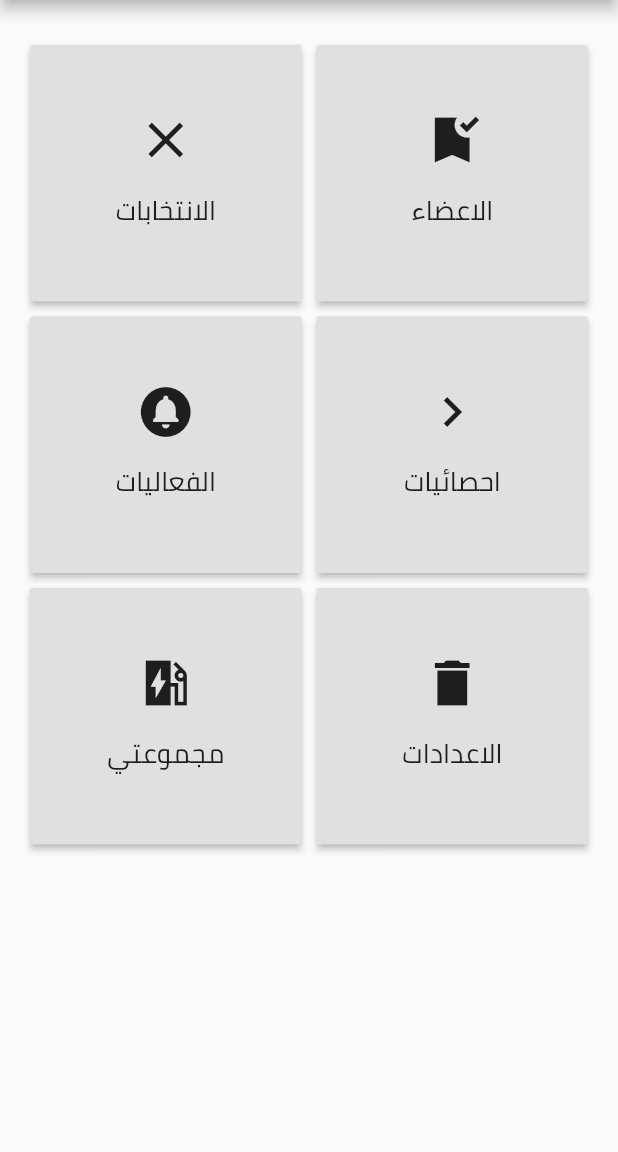
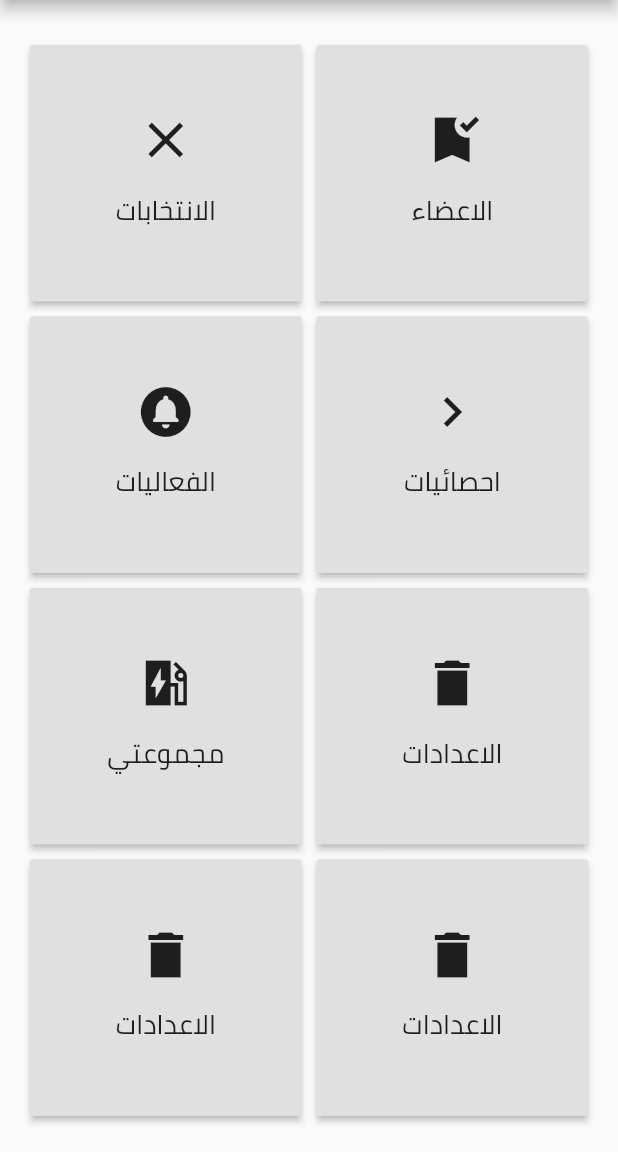
Before and after one commit to WadhahEssam/ftc_flutter_hackathon, a Flutter app: the screen it shows after launch, on a phone screen of 412 x 824 dp, the part 84-1236 px from its top. Run offline on Flutter 3.47's test engine with Material 2 defaults, Android fonts, the phone set to English and light mode, and no system bars.

Commit message:
added two buttons

```diff
--- a/lib/main.dart
+++ b/lib/main.dart
@@ -51,6 +51,8 @@ class HomePageState extends State<HomePage> {
         _homeButton(title: 'الفعاليات', index: 3, icon: 0xe164),
         _homeButton(title: 'احصائيات', index: 4, icon: 0xe85c),
         _homeButton(title: 'مجموعتي', index: 5, icon: 0xe939),
+        _homeButton(title: 'الاعدادات', index: 6, icon: 0xe8b8),
+        _homeButton(title: 'الاعدادات', index: 6, icon: 0xe8b8),
         _homeButton(title: 'الاعدادات', index: 6, icon: 0xe8b8),
       ],
     );
```
